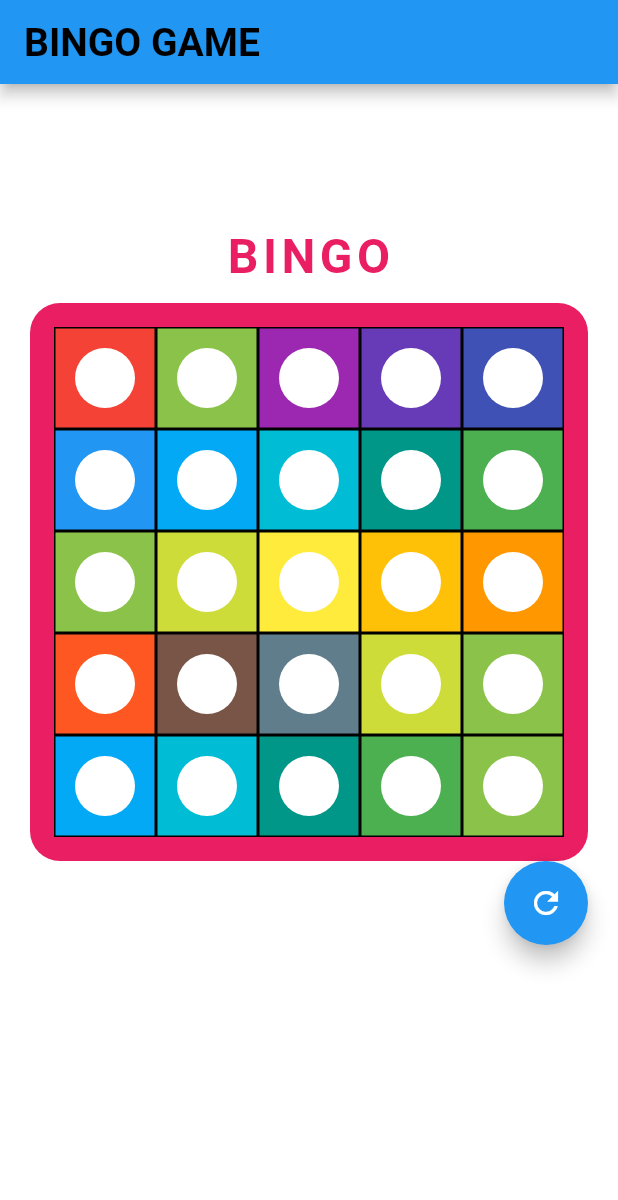
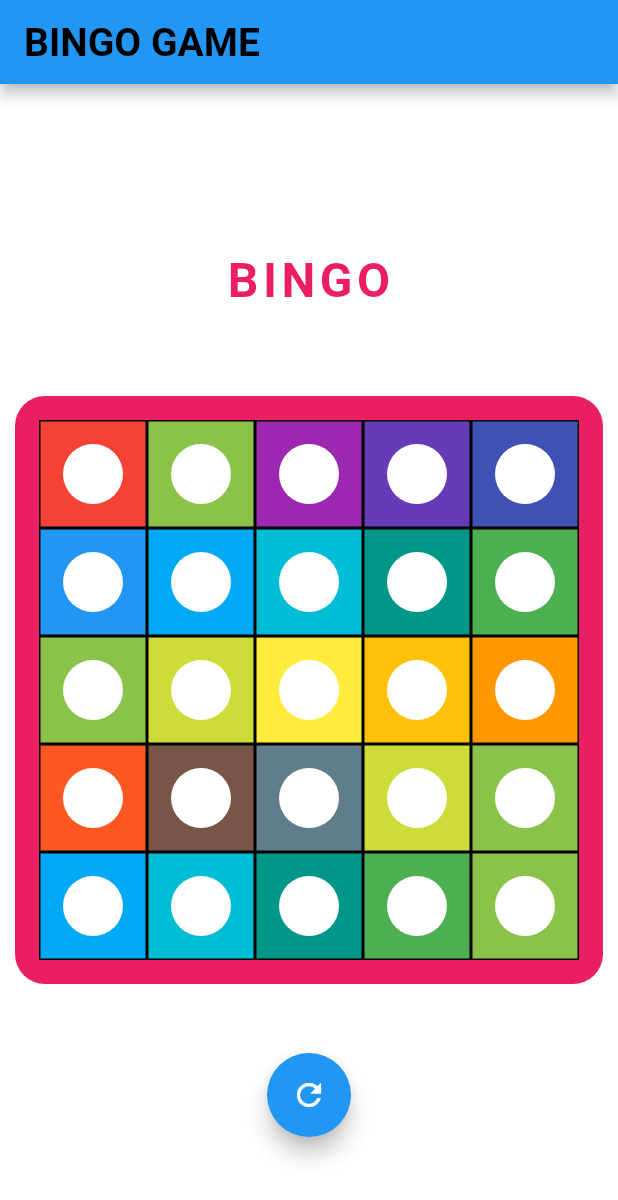
Before and after one commit to VishnuNV-msil/bingo_app2, a Flutter app: the screen it shows after launch, on a phone screen of 412 x 824 dp. Shown: the top 1200 px of the screen. Run offline on Flutter 3.47's test engine with Material 2 defaults, Android fonts, the phone set to English and light mode, and no system bars; our stand-ins replace bloc, flutter_bloc.

Commit message:
UI alignment issues fixed

```diff
--- a/lib/screen/BingoScreen.dart
+++ b/lib/screen/BingoScreen.dart
@@ -47,10 +47,10 @@ class _BingoTableState extends State<BingoTable> {
   Widget build(BuildContext context) {
     final BingoBloc bingoBloc = BlocProvider.of<BingoBloc>(context);
     return Padding(
-      padding: const EdgeInsets.only(top: 50, bottom: 200, left: 20, right: 20),
+      padding: const EdgeInsets.symmetric(vertical: 20, horizontal: 0),
       child: Column(
-        crossAxisAlignment: CrossAxisAlignment.end,
-        mainAxisAlignment: MainAxisAlignment.spaceBetween,
+        crossAxisAlignment: CrossAxisAlignment.center,
+        mainAxisAlignment: MainAxisAlignment.spaceEvenly,
         children: [
           const Center(
               child: Text(
@@ -67,8 +67,8 @@ class _BingoTableState extends State<BingoTable> {
             builder: (context, state) {
               return Container(
                 alignment: Alignment.center,
-                height: MediaQuery.of(context).size.width - 40,
-                width: MediaQuery.of(context).size.width - 10,
+                height: MediaQuery.of(context).size.width-20,
+                width: MediaQuery.of(context).size.width-20,
                 decoration: BoxDecoration(
                   color: Colors.pink,
                   borderRadius: BorderRadius.circular(20),
```
